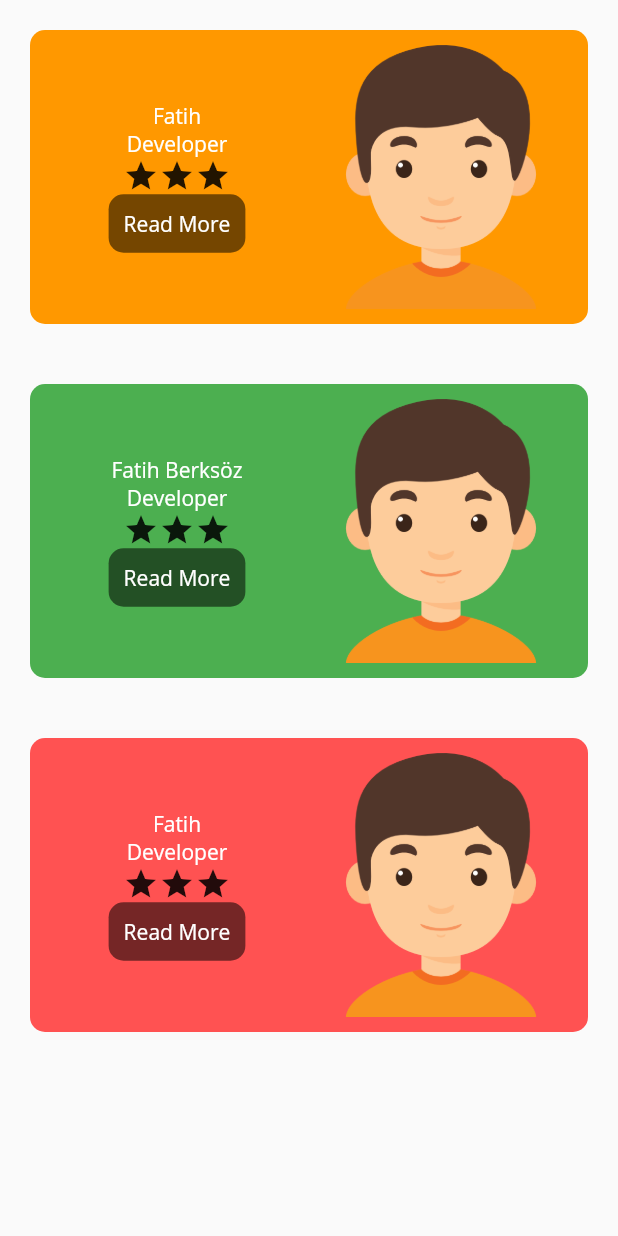
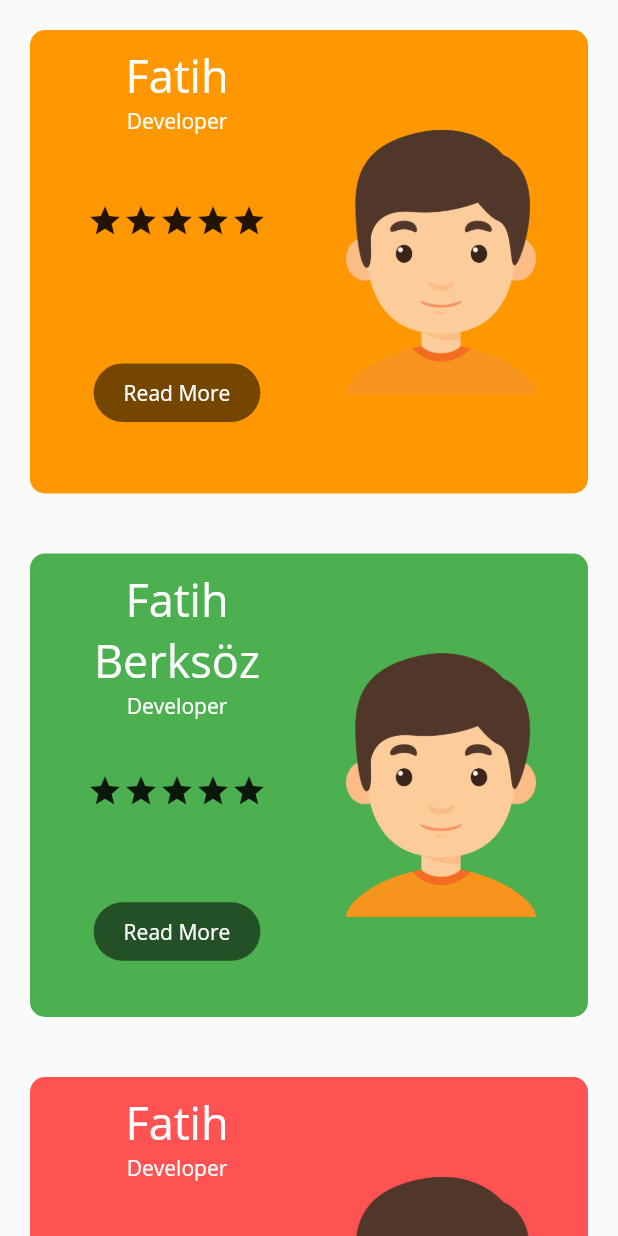
Before and after one commit to deveyloper/simple_football_playground, a Flutter app: the screen it shows after launch, on a phone screen of 412 x 824 dp. Run offline on Flutter 3.47's test engine with Material 2 defaults, Android fonts, the phone set to English and light mode, and no system bars; missing offline and left inert: global_configuration.

Commit message:
ui fixes

```diff
--- a/lib/Components/icon_card.dart
+++ b/lib/Components/icon_card.dart
@@ -11,10 +11,11 @@ class IconCard extends StatelessWidget {
 
   @override
   Widget build(BuildContext context) {
-    return SafeArea(
-      child: Column(
+    return Column(
       children: [
         Container(
+          width: MediaQuery.of(context).size.width,
+          height: MediaQuery.of(context).size.width * 3 / 4,
           margin: EdgeInsets.all(20),
           padding: EdgeInsets.all(10),
           decoration: BoxDecoration(
@@ -22,45 +23,48 @@ class IconCard extends StatelessWidget {
             color: color,
           ),
           child: Row(
-              mainAxisAlignment: MainAxisAlignment.spaceAround,
             children: <Widget>[
               Expanded(
                 flex: 1,
                 child: Column(
-                    mainAxisAlignment: MainAxisAlignment.spaceAround,
+                  mainAxisAlignment: MainAxisAlignment.center,
                   children: <Widget>[
                     Column(
                       children: <Widget>[
                         Text(
                           title,
-                            style: TextStyle(color: Colors.white),
+                          style: TextStyle(color: Colors.white, fontSize: 30),
                           textAlign: TextAlign.center,
                         ),
                         Text(
                           subTitle,
                           style: TextStyle(color: Colors.white),
                         ),
-                          Row(
+                      ],
+                    ),
+                    Expanded(
+                      child: Row(
                           mainAxisAlignment: MainAxisAlignment.center,
-                            children: List.generate(
-                                rate, (index) => Icon(Icons.star)),
+                          children: generateIcon(rate, 5)),
+                    ),
+                    Expanded(
+                      child: Column(
+                        mainAxisAlignment: MainAxisAlignment.center,
+                        children: <Widget>[
+                          Container(
+                            padding: EdgeInsets.symmetric(
+                                vertical: 10, horizontal: 20),
+                            child: Text(
+                              'Read More',
+                              textAlign: TextAlign.center,
+                              style: TextStyle(color: Colors.white),
+                            ),
+                            decoration: BoxDecoration(
+                                borderRadius: BorderRadius.circular(30),
+                                color: Colors.black54),
                           ),
                         ],
                       ),
-                      Column(
-                        mainAxisAlignment: MainAxisAlignment.center,
-                        children: <Widget>[
-                          Container(
-                            padding: EdgeInsets.all(10),
-                            child: Text(
-                              'Read More',
-                              style: TextStyle(color: Colors.white),
-                            ),
-                            decoration: BoxDecoration(
-                                borderRadius: BorderRadius.circular(10),
-                                color: Colors.black54),
-                          ),
-                        ],
                     )
                   ],
                 ),
@@ -74,7 +78,12 @@ class IconCard extends StatelessWidget {
           ),
         )
       ],
-      ),
     );
   }
+
+  List<Icon> generateIcon(int rate, int max) {
+    var rated = List.generate(rate, (index) => Icon(Icons.star));
+    rated.addAll(List.generate(max - rate, (index) => Icon(Icons.star_border)));
+    return rated;
   }
+}
--- a/lib/main.dart
+++ b/lib/main.dart
@@ -3,8 +3,6 @@ import 'package:flutter/material.dart';
 import 'package:flutter/widgets.dart';
 import 'package:global_configuration/global_configuration.dart';
 import 'package:simple_football_playground/Components/icon_card.dart';
-
-import 'Competitions/competitions_widget.dart';
 
 void main() async {
   WidgetsFlutterBinding.ensureInitialized();
@@ -20,15 +18,46 @@ class MyApp extends StatelessWidget {
       theme: ThemeData(fontFamily: 'OpenSans'),
       debugShowCheckedModeBanner: false,
       title: 'Flutter Demo',
-      home: Scaffold(
-        body: ListView(
+      home: HomePage(),
+    );
+  }
+}
+
+class HomePage extends StatelessWidget {
+  @override
+  Widget build(BuildContext context) {
+    return SafeArea(
+        child: Scaffold(
+      body: SingleChildScrollView(
+        child: Column(
           children: [
             IconCard(
               color: Colors.orange,
               iconData: Icons.android,
               title: 'Fatih',
               subTitle: 'Developer',
+              rate: 5,
+            ),
+            IconCard(
+              color: Colors.green,
+              iconData: Icons.android,
+              title: 'Fatih Berksöz',
+              subTitle: 'Developer',
+              rate: 5,
+            ),
+            IconCard(
+              color: Colors.redAccent,
+              iconData: Icons.add_to_home_screen,
+              title: 'Fatih',
+              subTitle: 'Developer',
               rate: 3,
+            ),
+            IconCard(
+              color: Colors.orange,
+              iconData: Icons.android,
+              title: 'Fatih',
+              subTitle: 'Developer',
+              rate: 5,
             ),
             IconCard(
               color: Colors.green,
@@ -47,21 +76,6 @@ class MyApp extends StatelessWidget {
           ],
         ),
       ),
-    );
+    ));
   }
 }
-
-class HomePage extends StatelessWidget {
-  @override
-  Widget build(BuildContext context) {
-    return SafeArea(
-      child: Scaffold(
-        appBar: AppBar(
-          title: Text("Competitions"),
-          backgroundColor: Colors.blueGrey.shade900,
-        ),
-        body: CompetitionsWidget(),
-      ),
-    );
-  }
-}
```
Lines whose indentation alone changed are shown as unchanged.
